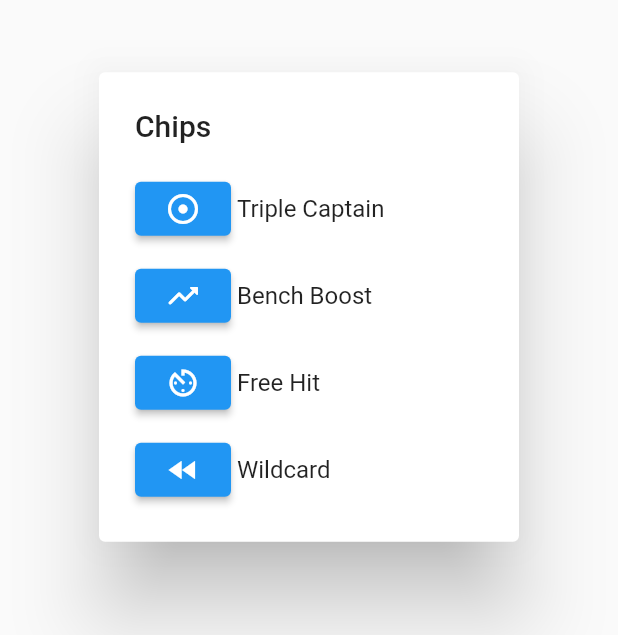
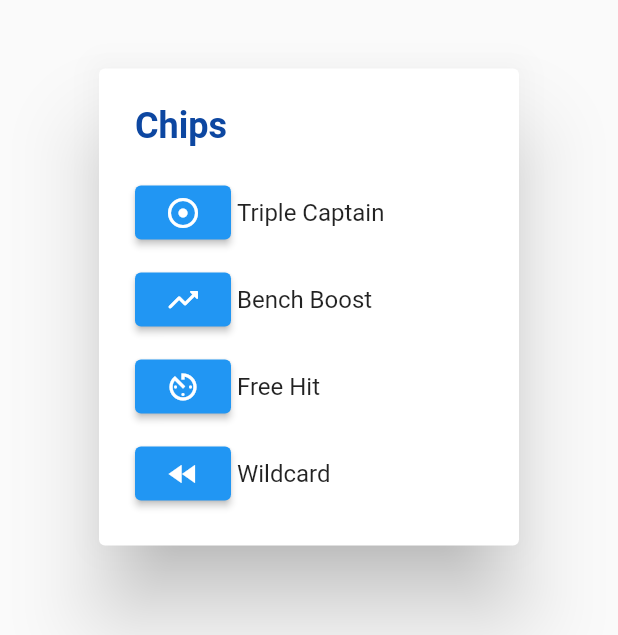
Before and after one commit to Infotekkers/EFPL, a Flutter app: the ChipsDialog widget shown alone on an empty page, opened directly with empty values, on a phone screen of 412 x 824 dp. Shown: the part 311-946 px from the top of the screen. Run offline on Flutter 3.47's test engine with Material 2 defaults, Android fonts, the phone set to English and light mode, and no system bars; our stand-ins replace bloc, dartz, flutter_bloc, flutter_boxicons, flutter_dotenv, flutter_inset_box_shadow and 7 more; missing offline and left inert: http_interceptor; accounts and stored records are empty; generated files the repository leaves out were written again; network calls fail; statements that could not run were skipped.

Commit message:
player info ui refactor

```diff
--- a/flutter-user-client/lib/presentation/player/widgets/player_overview.dart
+++ b/flutter-user-client/lib/presentation/player/widgets/player_overview.dart
@@ -18,7 +18,7 @@ class PlayerOverview extends StatelessWidget {
     return Padding(
       padding: const EdgeInsets.all(8.0),
       child: Card(
-        color: Colors.blue[500],
+        color: Colors.blue[900],
         elevation: 8.0,
         child: Column(
           children: [
--- a/flutter-user-client/lib/presentation/team/widgets/chips_dialog.dart
+++ b/flutter-user-client/lib/presentation/team/widgets/chips_dialog.dart
@@ -11,6 +11,11 @@ class ChipsDialog extends StatelessWidget {
   Widget build(BuildContext context) {
     return AlertDialog(
       title: const Text("Chips"),
+      titleTextStyle: TextStyle(
+        color: Colors.blue[900],
+        fontSize: 24,
+        fontWeight: FontWeight.w600,
+      ),
       content: Wrap(
         direction: Axis.vertical,
         spacing: 10.0,
```
Also changed, not shown: flutter-user-client/lib/presentation/player/player_view.dart (+16 -5 lines).
